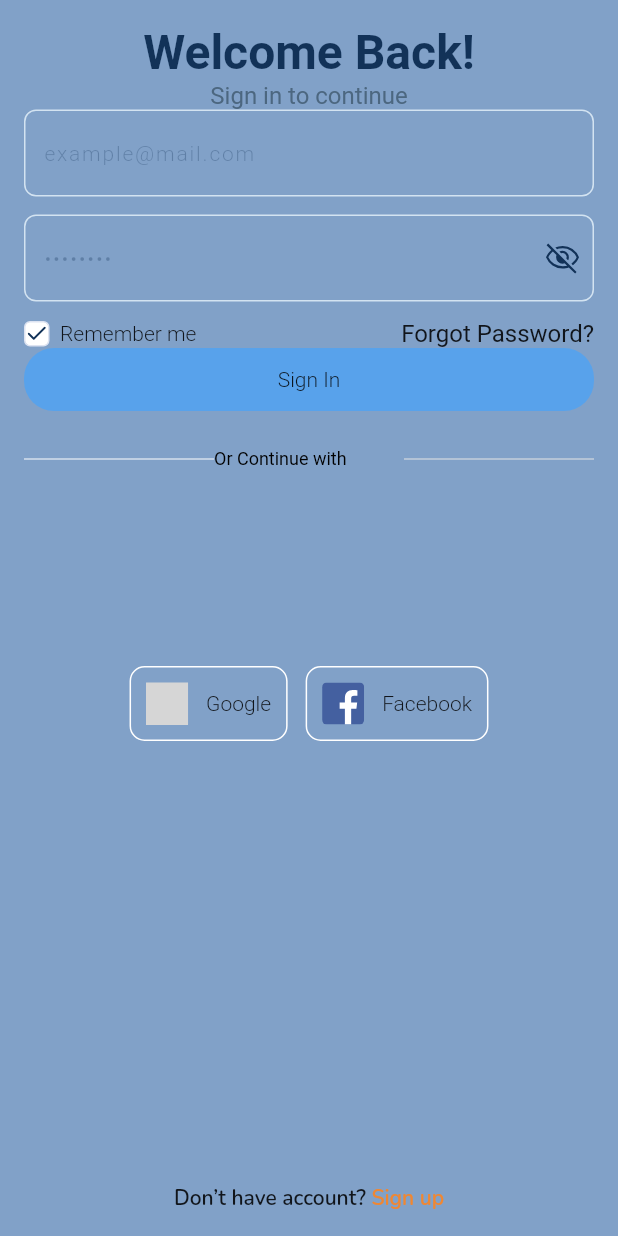
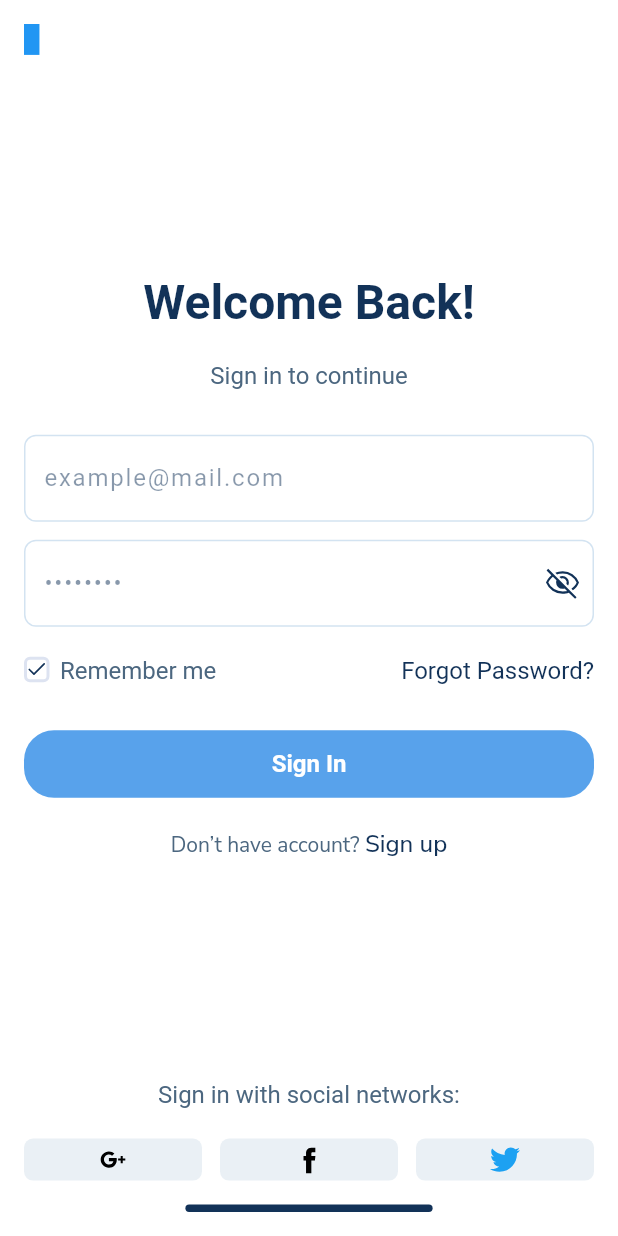
Before and after one commit to yigtkaya/health_tourism, a Flutter app: the screen it shows after launch, on a phone screen of 412 x 824 dp. Run offline on Flutter 3.47's test engine with Material 2 defaults, Android fonts, the phone set to English and light mode, and no system bars; our stand-ins replace bloc, cloud_firestore, dio, email_validator, equatable, firebase_auth and 15 more; missing offline and left inert: flutter_facebook_auth; accounts and stored records are empty; Roboto replaces fonts that are missing (Domine, NunitoSans, OpenSans); grey boxes are pictures that could not be loaded.

Commit message:
Login view done

```diff
--- a/lib/core/components/ht_checkbox.dart
+++ b/lib/core/components/ht_checkbox.dart
@@ -35,7 +35,7 @@ class _HTCheckBoxState extends State<HTCheckBox> {
             borderRadius: BorderRadius.circular(4.0),
             border: Border.all(
               color: const Color(0xFFDDE3F1),
-              width: 1.0,
+              width: 2.0,
             ),
             color: Colors.white,
           ),
@@ -45,7 +45,7 @@ class _HTCheckBoxState extends State<HTCheckBox> {
                   iconName: AssetConstants.icons.checkMark,
                   width: 14,
                   height: 14,
-                  color: ThemeManager.instance?.getCurrentTheme.colorTheme.darkTextColor,
+                  color: ThemeManager.instance?.getCurrentTheme.colorTheme.darkBlueTextColor,
                 ),
         ),
         const HorizontalSpace(
@@ -53,7 +53,7 @@ class _HTCheckBoxState extends State<HTCheckBox> {
         ),
         Text(
           widget.checkboxText,
-          style: htDarkBlueNormalStyle,
+          style: htBlueLabelStyle,
         ),
       ],
     );
--- a/lib/core/components/ht_email_field.dart
+++ b/lib/core/components/ht_email_field.dart
@@ -5,6 +5,7 @@ import 'package:health_tourism/core/components/ht_icon.dart';
 import 'package:health_tourism/core/constants/asset.dart';
 import 'package:health_tourism/core/constants/dimen.dart';
 import 'package:health_tourism/core/constants/horizontal_space.dart';
+import 'package:health_tourism/product/theme/theme_manager.dart';
 
 import '../../product/theme/styles.dart';
 
@@ -49,7 +50,8 @@ class _HTEmailFieldState extends State<HTEmailField> {
                   widget.onChanged(value);
                   checkEmailValidation(value);
                 },
-                cursorColor: Colors.white70,
+                cursorColor: ThemeManager.instance?.getCurrentTheme.colorTheme
+                    .darkBlueTextColor,
                 keyboardType: TextInputType.emailAddress,
                 style: htDarkBlueNormalStyle,
                 decoration: InputDecoration(
@@ -65,7 +67,9 @@ class _HTEmailFieldState extends State<HTEmailField> {
                       iconName: AssetConstants.icons.checkMark,
                       width: 22,
                       height: 22,
-                  color: const Color(0xFF123258))
+                      color: ThemeManager.instance?.getCurrentTheme.colorTheme
+                          .darkBlueTextColor,
+                    )
                   : const SizedBox.shrink(),
             ),
           ],
--- a/lib/core/components/ht_password_field.dart
+++ b/lib/core/components/ht_password_field.dart
@@ -9,6 +9,7 @@ import 'package:health_tourism/cubit/validation/validation_cubit.dart';
 import 'package:health_tourism/cubit/validation/validation_state.dart';
 
 import '../../product/theme/styles.dart';
+import '../../product/theme/theme_manager.dart';
 import '../constants/asset.dart';
 import '../constants/dimen.dart';
 import '../constants/horizontal_space.dart';
@@ -58,7 +59,8 @@ class _HTPasswordFieldState extends State<HTPasswordField> {
                 onChanged: (value) {
                   widget.onChanged(value);
                 },
-                cursorColor: Colors.white70,
+                cursorColor: ThemeManager.instance?.getCurrentTheme.colorTheme
+                    .darkBlueTextColor,
                 keyboardType: TextInputType.visiblePassword,
                 obscureText: _isSecure,
                 style: htDarkBlueNormalStyle,
--- a/lib/core/constants/asset.dart
+++ b/lib/core/constants/asset.dart
@@ -9,7 +9,10 @@ class AssetConstants {
 
 class HTIcons {
   final String googleIcon = AssetConstants.toIcon("google_icon");
+  final String googleIconPlus = AssetConstants.toIcon("google_plus");
   final String facebookIcon = AssetConstants.toIcon("facebook_icon");
+  final String facebookIconSimple = AssetConstants.toIcon("facebook");
+  final String twitter = AssetConstants.toIcon("twitter");
   final String backIcon = AssetConstants.toIcon("back");
   final String infoIcon = AssetConstants.toIcon("info_icon");
   final String cameraIcon = AssetConstants.toIcon("camera_icon");
--- a/lib/product/theme/app_theme.dart
+++ b/lib/product/theme/app_theme.dart
@@ -76,7 +76,7 @@ abstract class AppThemeBuilder {
           labelMedium: theme.textTheme.labelMedium,
           labelLarge: theme.textTheme.labelLarge,
           displaySmall: theme.textTheme.inputHintText,
-        ).apply(displayColor: theme.colorTheme.textColor),
+        ).apply(displayColor: theme.colorTheme.openBlueTextColor),
         floatingActionButtonTheme: FloatingActionButtonThemeData(
           backgroundColor: theme.colorTheme.secondaryScaffoldBackground,
         ),
--- a/lib/product/theme/color/IColorTheme.dart
+++ b/lib/product/theme/color/IColorTheme.dart
@@ -7,8 +7,8 @@ abstract class IColorTheme {
   Color? primaryScaffoldBackground;
   Color? secondaryScaffoldBackground;
   Color? primaryColor;
-  Color? textColor;
-  Color? darkTextColor;
+  Color? openBlueTextColor;
+  Color? darkBlueTextColor;
   Color? outlinedTextColor;
   Color? buttonColor;
   Color? cardColor;
--- a/lib/product/theme/color/app_colors.dart
+++ b/lib/product/theme/color/app_colors.dart
@@ -3,6 +3,8 @@ import 'package:flutter/material.dart';
 @immutable
 class AppColors {
   final darkBlue = const Color(0xff123258);
+  final lightBlue = const Color(0xFF4C6780);
+  final blue = const Color(0xFF58A2EB);
   final lima = const Color(0xff7fb713);
   final outerSpace = const Color(0xff263238);
   final satinLinen = const Color(0xffeeefe2);
--- a/lib/product/theme/color/dark_color.dart
+++ b/lib/product/theme/color/dark_color.dart
@@ -20,7 +20,7 @@ class DarkColor implements IColorTheme {
   Color? primaryColor;
 
   @override
-  Color? textColor;
+  Color? openBlueTextColor;
 
   @override
   Color? buttonColor;
@@ -67,7 +67,7 @@ class DarkColor implements IColorTheme {
     warningColor = colors.lima;
     infoColor = colors.carnation;
     errorColor = colors.azureRadiance;
-    textColor = colors.white;
+    openBlueTextColor = colors.lightBlue;
     primaryColor = colors.azureRadiance;
     buttonColor = colors.sunGlow;
     outlinedTextColor = colors.azureRadiance;
@@ -76,7 +76,7 @@ class DarkColor implements IColorTheme {
     menuItemGradientEnd = colors.paleSlate;
     bottomNavigationBackground = colors.darkPurple;
     disableButtonColor = colors.fiord;
-    darkTextColor = colors.darkBlue;
+    darkBlueTextColor = colors.darkBlue;
     primaryScaffoldBackground = colors.lightPurple;
   }
 
@@ -108,5 +108,5 @@ class DarkColor implements IColorTheme {
   Color? bottomNavigationBackground;
 
   @override
-  Color? darkTextColor;
+  Color? darkBlueTextColor;
 }
--- a/lib/product/theme/color/light_color.dart
+++ b/lib/product/theme/color/light_color.dart
@@ -20,7 +20,7 @@ class LightColor implements IColorTheme {
   Color? primaryColor;
 
   @override
-  Color? textColor;
+  Color? openBlueTextColor;
 
   @override
   Color? buttonColor;
@@ -77,7 +77,8 @@ class LightColor implements IColorTheme {
     primaryScaffoldBackground = colors.lightPurple;
     secondaryScaffoldBackground = colors.satinLinen;
     primaryColor = colors.lima;
-    textColor = colors.outerSpace;
+    openBlueTextColor = colors.lightBlue;
+    darkBlueTextColor = colors.darkBlue;
     buttonColor = colors.lima;
     inputBorder = colors.fiord;
     brightness = Brightness.light;
@@ -115,5 +116,5 @@ class LightColor implements IColorTheme {
   Color? bottomNavigationBackground;
 
   @override
-  Color? darkTextColor;
+  Color? darkBlueTextColor;
 }
--- a/lib/product/theme/styles.dart
+++ b/lib/product/theme/styles.dart
@@ -5,21 +5,22 @@ import 'package:health_tourism/product/theme/theme_manager.dart';
 var colours = AppColors();
 
 var htHintTextStyle = TextStyle(
-  color: Color(0xFF123258).withOpacity(0.3),
+  color: ThemeManager.instance?.getCurrentTheme.colorTheme.darkBlueTextColor?.withOpacity(0.5),
   letterSpacing: 1.2,
-  fontSize: 14,
-  fontFamily: 'OpenSans',
+  fontSize: 16,
+  fontWeight: FontWeight.w400,
+  fontFamily: 'NunitoSans',
 );
 
 final htDarkBlueNormalStyle =  TextStyle(
-  color: ThemeManager.instance?.getCurrentTheme.colorTheme.darkTextColor,
-  fontWeight: FontWeight.w300,
+  color: ThemeManager.instance?.getCurrentTheme.colorTheme.darkBlueTextColor,
+  fontWeight: FontWeight.w400,
   fontFamily: 'NunitoSans',
   fontSize: 14
 );
 
 final htDarkBlueLargeStyle =  TextStyle(
-    color: ThemeManager.instance?.getCurrentTheme.colorTheme.darkTextColor,
+    color: ThemeManager.instance?.getCurrentTheme.colorTheme.darkBlueTextColor,
     fontWeight: FontWeight.w400,
     fontFamily: 'NunitoSans',
     fontSize: 16
@@ -43,19 +44,21 @@ const htSmallLabelStyle = TextStyle(
   fontFamily: 'OpenSans',
   fontSize: 10
 );
-const htBlueTitleLabelStyle = TextStyle(
-    color: Color(0xFF123258), //Color(0xFFFE9879
+final htBlueTitleLabelStyle = TextStyle(
+    color: ThemeManager.instance?.getCurrentTheme.colorTheme.darkBlueTextColor, //Color(0xFFFE9879
     fontWeight: FontWeight.bold,
     fontFamily: 'Domine',
     fontSize: 32
 );
 
-const htBlueLabelStyle = TextStyle(
-    color: Color(0xFF4C6780), //Color(0xFFFE9879
+final htBlueLabelStyle = TextStyle(
+    color: ThemeManager.instance?.getCurrentTheme.colorTheme.openBlueTextColor, //Color(0xFFFE9879
     fontWeight: FontWeight.normal,
     fontFamily: 'NunitoSans',
     fontSize: 16
 );
+
+
 const htTitleStyle =  TextStyle(
   color: Colors.white,
   fontWeight: FontWeight.bold,
--- a/lib/view/login/login_view.dart
+++ b/lib/view/login/login_view.dart
@@ -10,6 +10,7 @@ import 'package:health_tourism/core/components/ht_email_field.dart';
 import 'package:health_tourism/core/constants/horizontal_space.dart';
 import 'package:health_tourism/core/constants/vertical_space.dart';
 import 'package:health_tourism/cubit/auth/auth_cubit.dart';
+import 'package:health_tourism/product/theme/theme_manager.dart';
 import '../../product/navigation/route_paths.dart';
 import '../../product/navigation/router.dart';
 import '../../core/components/ht_icon.dart';
@@ -69,22 +70,35 @@ class _LoginViewState extends State<LoginView> {
   @override
   Widget build(BuildContext context) {
     final size = MediaQuery.of(context).size;
+
     return Scaffold(
       resizeToAvoidBottomInset: false,
-      backgroundColor: const Color(0xFF81A1C8),
+      backgroundColor: Colors.white,
       body: SafeArea(
-          child: Center(
           child: Padding(
             padding: const EdgeInsets.all(16),
             child: Column(
               mainAxisAlignment: MainAxisAlignment.center,
-            children: [
-              const HTText(label: "Welcome Back!", style: htBlueTitleLabelStyle),
-              const HTText(
-                  label: "Sign in to continue", style: htBlueLabelStyle),
-              // email address textField
+              children: [ // email address textField
+                Align(
+                  alignment: Alignment.topLeft,
+                  child: Container(
+                    decoration: const BoxDecoration(
+                      color: Colors.blue,
+                    ),
+                    height: size.height * 0.025,
+                    width: size.width * 0.025,
+                  ),
+                ),
+                const Spacer(),
                 Column(
                   children: [
+                    HTText(
+                        label: "Welcome Back!", style: htBlueTitleLabelStyle),
+                    const VerticalSpace(spaceAmount: 20),
+                    HTText(
+                        label: "Sign in to continue", style: htBlueLabelStyle),
+                    const VerticalSpace(spaceAmount: 30),
                     HTEmailField(
                         onChanged: (value) {
                           updateEmail(value);
@@ -101,7 +115,7 @@ class _LoginViewState extends State<LoginView> {
                         validation: false,
                         hintText: "Enter your password",
                         iconName: Icons.lock),
-                  const VerticalSpace(),
+                    const VerticalSpace(spaceAmount: 20,),
                     Row(
                       children: [
                         GestureDetector(
@@ -127,12 +141,7 @@ class _LoginViewState extends State<LoginView> {
                         ),
                       ],
                     ),
-                ],
-              ),
-              Expanded(
-                  flex: 2,
-                  child: Column(
-                    children: [
+                    const VerticalSpace(spaceAmount: 30),
                     GestureDetector(
                         onTap: () {
                           // check email is valid and password is not empty then sign in
@@ -141,27 +150,32 @@ class _LoginViewState extends State<LoginView> {
                           print("object");
                         },
                         child: signInButton(size)),
-                      const VerticalSpace(
-                        spaceAmount: DimenConstant.VERY_LARGE,
-                      ),
-                      buildContinueText(context),
-                    ],
-                  )),
-              Expanded(
-                  flex: 4,
-                  child: Padding(
-                    padding: const EdgeInsets.only(top: 20.0),
-                    child: Column(
-                      mainAxisAlignment: MainAxisAlignment.center,
-                      children: [
-                        signInGoogleFacebookButton(size, authCubit),
-                        const Spacer(),
+                    const VerticalSpace(spaceAmount: 20),
                     buildFooter(context),
                   ],
                 ),
-                  )),
+                const Spacer(),
+                Column(
+                  mainAxisAlignment: MainAxisAlignment.center,
+                  children: [
+                    buildContinueText(context),
+                    const VerticalSpace(
+                      spaceAmount: 20,
+                    ),
+                    signInAlternatives(size, authCubit),
+                    Padding(
+                        padding: const EdgeInsets.only(top: 16.0),
+                        child: Container(
+                          decoration: BoxDecoration(
+                            borderRadius: BorderRadius.circular(100.0),
+                            color: const Color(0xFF123258),
+                          ),
+                          height: size.height * 0.006,
+                          width: size.width * 0.4,
+                        ),),
                   ],
                 ),
+              ],
             ),
           )),
     );
@@ -175,80 +189,56 @@ Widget signInButton(Size size) {
       borderRadius: BorderRadius.circular(20.0),
       color: const Color(0xFF58A2EB),
     ),
-    child: Padding(
-      padding: const EdgeInsets.symmetric(vertical: 13.0),
+    child: const Padding(
+      padding: EdgeInsets.symmetric(vertical: 13.0),
       child: HTText(
         label: "Sign In",
-        style: htDarkBlueNormalStyle,
+        style: htBoldLabelStyle,
       ),
     ),
   );
 }
 
 Widget buildContinueText(BuildContext context) {
-  return Row(
-    mainAxisAlignment: MainAxisAlignment.center,
-    crossAxisAlignment: CrossAxisAlignment.center,
-    children: <Widget>[
-      const Expanded(
-          child: Divider(
-        color: Colors.white,
-      )),
-      Expanded(child: HTText.labelMedium("Or Continue with", context: context)),
-      const Expanded(
-          child: Divider(
-        color: Color(0xFFE5E5E5),
-      )),
-    ],
+  return HTText(
+    label: "Sign in with social networks:",
+    style: htBlueLabelStyle,
   );
 }
 
-Widget signInGoogleFacebookButton(Size size, AuthCubit authCubit) {
+Widget signInAlternatives(Size size, AuthCubit authCubit) {
   return Row(
-    mainAxisAlignment: MainAxisAlignment.center,
+    mainAxisAlignment: MainAxisAlignment.spaceBetween,
     crossAxisAlignment: CrossAxisAlignment.center,
     children: <Widget>[
       //sign in google button
-      GestureDetector(
+      Expanded(
+        child: GestureDetector(
           onTap: () {
             authCubit.signInWithGoogle();
             print("sign in google button tapped");
           },
           child: Container(
-          alignment: Alignment.center,
             decoration: BoxDecoration(
-            borderRadius: BorderRadius.circular(10.0),
-            border: Border.all(
-              width: 1.0,
-              color: Colors.white,
-            ),
+              color: const Color(0xFFEAF0F5),
+              borderRadius: BorderRadius.circular(6.0),
             ),
             child: Padding(
-            padding: const EdgeInsets.all(10.0),
-            child: Row(
-              mainAxisAlignment: MainAxisAlignment.center,
-              children: [
-                //icon of google
-                HTIcon(
-                  iconName: AssetConstants.icons.googleIcon,
-                  width: 28,
-                  height: 28,
+              padding:
+                  const EdgeInsets.symmetric(vertical: 4.0, horizontal: 4.0),
+              child: HTIcon(
+                iconName: AssetConstants.icons.googleIconPlus,
+                width: 20,
+                height: 20,
               ),
-                const HorizontalSpace(),
-                //google txt
-                Text(
-                  'Google',
-                  style: htDarkBlueNormalStyle,
-                  textAlign: TextAlign.center,
-                ),
-              ],
             ),
           ),
         ),
       ),
       const HorizontalSpace(),
       //sign in facebook button
-      GestureDetector(
+      Expanded(
+        child: GestureDetector(
           onTap: () {
             authCubit.signInWithFacebook();
             print("sign in facebook button tapped");
@@ -256,31 +246,39 @@ Widget signInGoogleFacebookButton(Size size, AuthCubit authCubit) {
           child: Container(
             alignment: Alignment.center,
             decoration: BoxDecoration(
-            borderRadius: BorderRadius.circular(10.0),
-            border: Border.all(
-              width: 1.0,
-              color: Colors.white,
+              color: const Color(0xFFEAF0F5),
+              borderRadius: BorderRadius.circular(6.0),
+            ),
+            child: Padding(
+              padding:
+                  const EdgeInsets.symmetric(vertical: 4.0, horizontal: 4.0),
+              child: HTIcon(
+                iconName: AssetConstants.icons.facebookIconSimple,
+                width: 20,
+                height: 20,
               ),
             ),
-          child: Padding(
-            padding: const EdgeInsets.all(10),
-            child: Row(
-              mainAxisAlignment: MainAxisAlignment.center,
-              children: [
-                //facebook icon
-                HTIcon(
-                  iconName: AssetConstants.icons.facebookIcon,
-                  width: 28,
-                  height: 28,
+          ),
+        ),
       ),
       const HorizontalSpace(),
-                //facebook txt
-                Text(
-                  'Facebook',
-                  textAlign: TextAlign.center,
-                  style: htDarkBlueNormalStyle,
+      Expanded(
+        child: GestureDetector(
+          onTap: () {},
+          child: Container(
+            alignment: Alignment.center,
+            decoration: BoxDecoration(
+              color: const Color(0xFFEAF0F5),
+              borderRadius: BorderRadius.circular(6.0),
             ),
-              ],
+            child: Padding(
+              padding:
+                  const EdgeInsets.symmetric(vertical: 4.0, horizontal: 4.0),
+              child: HTIcon(
+                iconName: AssetConstants.icons.twitter,
+                width: 20,
+                height: 20,
+              ),
             ),
           ),
         ),
@@ -296,8 +294,11 @@ Widget buildFooter(BuildContext context) {
       children: [
         TextSpan(
           text: 'Don’t have account? ',
-          style: GoogleFonts.nunito(
-            fontWeight: FontWeight.w600,
+          style: GoogleFonts.nunitoSans(
+            fontSize: 14.0,
+            color: ThemeManager
+                .instance?.getCurrentTheme.colorTheme.openBlueTextColor,
+            fontWeight: FontWeight.w400,
           ),
         ),
         TextSpan(
@@ -306,9 +307,11 @@ Widget buildFooter(BuildContext context) {
             ..onTap = () {
               goTo(path: RoutePath.register);
             },
-          style: GoogleFonts.nunito(
-            color: const Color(0xFFEF8733),
-            fontWeight: FontWeight.w600,
+          style: GoogleFonts.nunitoSans(
+            fontSize: 16.0,
+            color: ThemeManager
+                .instance?.getCurrentTheme.colorTheme.darkBlueTextColor,
+            fontWeight: FontWeight.w500,
           ),
         ),
       ],
```
Also changed, not shown: assets/icon/ic_facebook.svg (added), assets/icon/ic_google_plus.svg (added), assets/icon/ic_twitter.svg (added). Lines whose indentation alone changed are shown as unchanged.
